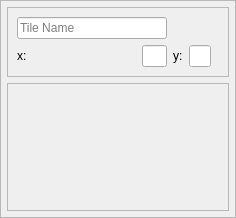
The window that src/widgets/floortile.ui (millertime-homework/ERG-ScenarioBuilder) describes before a commit, drawn with Qt 5.
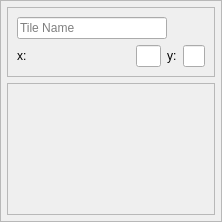
The same window after the commit.

The edit to the form file:
```diff
--- a/src/widgets/floortile.ui
+++ b/src/widgets/floortile.ui
@@ -6,10 +6,28 @@
    <rect>
     <x>0</x>
     <y>0</y>
-    <width>236</width>
-    <height>218</height>
+    <width>222</width>
+    <height>222</height>
    </rect>
   </property>
+  <property name="sizePolicy">
+   <sizepolicy hsizetype="Fixed" vsizetype="Fixed">
+    <horstretch>0</horstretch>
+    <verstretch>0</verstretch>
+   </sizepolicy>
+  </property>
+  <property name="minimumSize">
+   <size>
+    <width>222</width>
+    <height>222</height>
+   </size>
+  </property>
+  <property name="maximumSize">
+   <size>
+    <width>222</width>
+    <height>222</height>
+   </size>
+  </property>
   <property name="windowTitle">
    <string>Frame</string>
   </property>
@@ -20,9 +38,6 @@
    <enum>QFrame::Raised</enum>
   </property>
   <layout class="QVBoxLayout" name="verticalLayout">
-   <property name="spacing">
-    <number>6</number>
-   </property>
    <property name="margin">
     <number>6</number>
    </property>
@@ -111,8 +126,8 @@
        <rect>
         <x>0</x>
         <y>0</y>
-        <width>220</width>
-        <height>116</height>
+        <width>206</width>
+        <height>110</height>
        </rect>
       </property>
      </widget>
```
